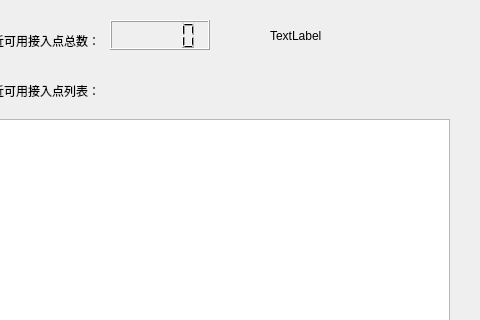
The window that wirelessui/aplist.ui (leeyiw/wireless-defender) describes before a commit, drawn with Qt 5; both pictures show x 170 to 650 and y 0 to 320 of the 650 by 540 pixel window.
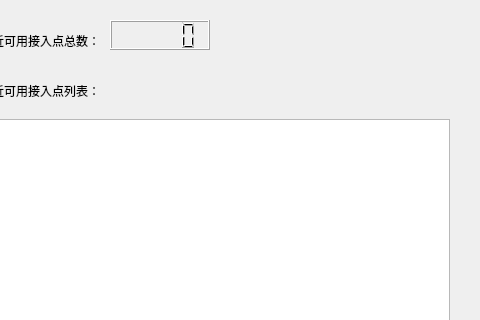
The same window after the commit.

What changed in the file:
```diff
--- a/wirelessui/aplist.ui
+++ b/wirelessui/aplist.ui
@@ -72,19 +72,6 @@
     </rect>
    </property>
   </widget>
-  <widget class="QLabel" name="label">
-   <property name="geometry">
-    <rect>
-     <x>440</x>
-     <y>30</y>
-     <width>54</width>
-     <height>12</height>
-    </rect>
-   </property>
-   <property name="text">
-    <string>TextLabel</string>
-   </property>
-  </widget>
  </widget>
  <resources/>
  <connections/>
```
